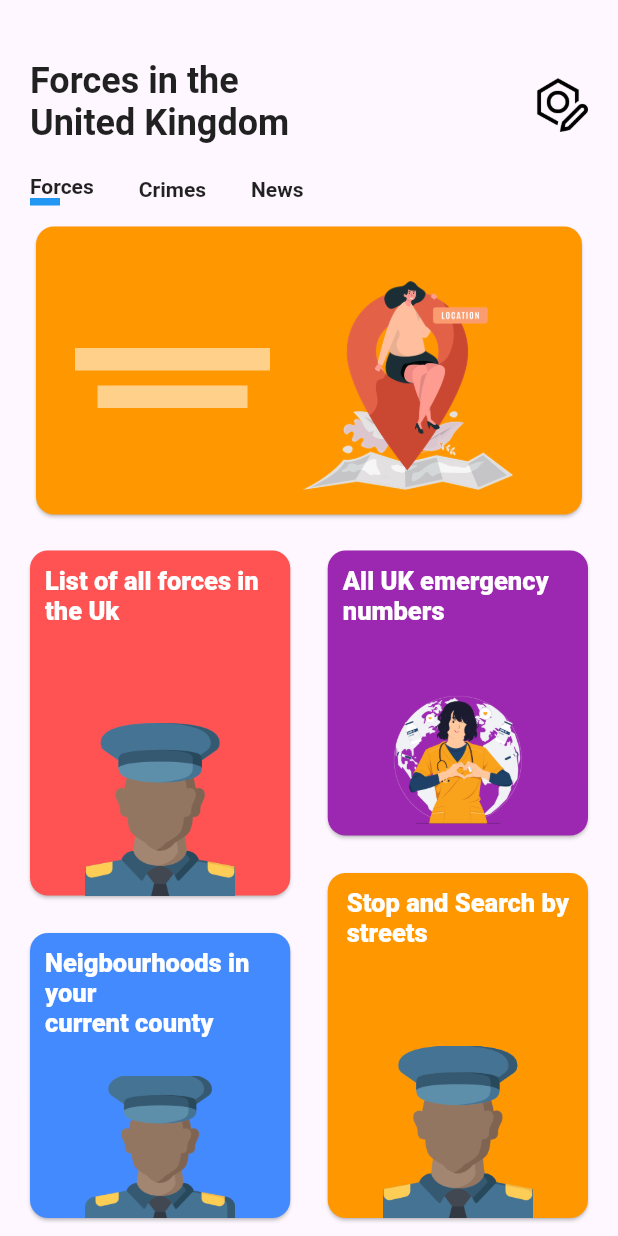
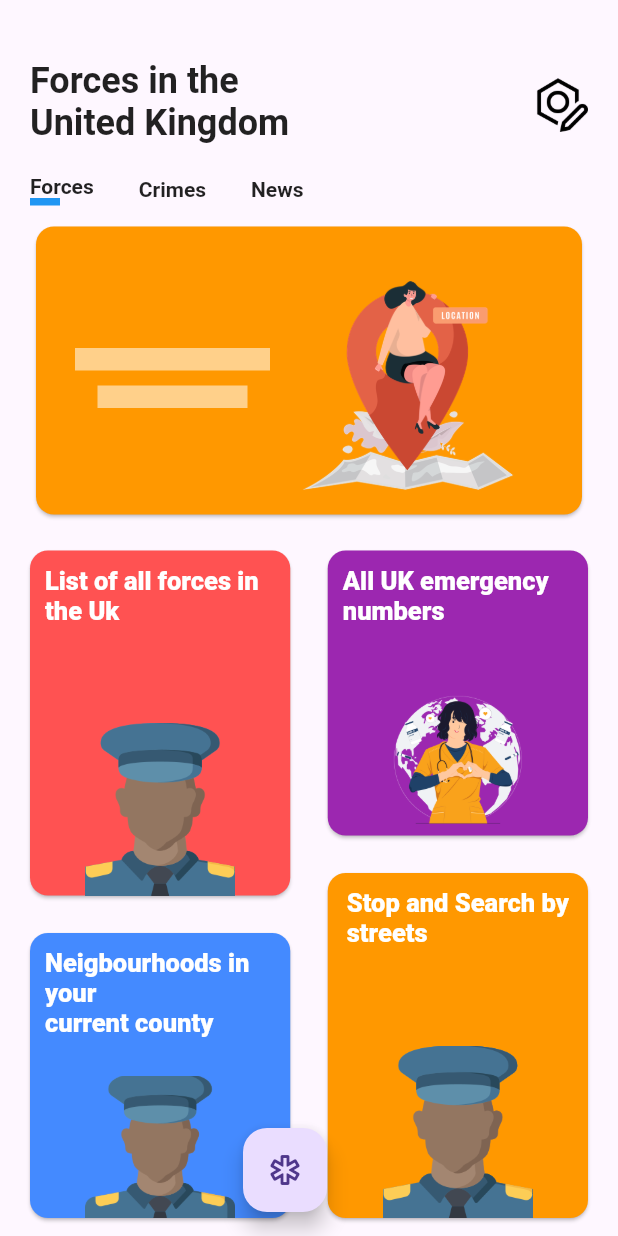
Before and after one commit to devmike01/police, a Flutter app: the screen it shows after launch, on a phone screen of 412 x 824 dp. Run offline on Flutter 3.47's test engine with Material 2 defaults, Android fonts, the light colour scheme and no system bars; our stand-ins replace dio, flutter_bloc, geocoding, geolocator, get_it, google_fonts and 3 more; missing offline and left inert: flutter_phone_direct_caller, month_year_picker, workmanager; Roboto replaces fonts that are missing (Khand).

```diff
--- a/lib/core/injector.dart
+++ b/lib/core/injector.dart
@@ -9,6 +9,7 @@ import '../location/app_geolocator.dart';
 import '../repository/map_repo.dart';
 import '../repository/news_repo.dart';
 import '../repository/police_repository.dart';
+import 'auto_caller.dart';
 
 final getIt = GetIt.instance;
 
@@ -37,4 +38,6 @@ void setup() {
 
   getIt.registerSingleton(MapRepo());
 
+  getIt.registerSingleton(AutoCaller());
+
 }
--- a/lib/core/uk_police_api.dart
+++ b/lib/core/uk_police_api.dart
@@ -3,4 +3,5 @@ class UKPoliceApi{
   static const String newsBaseUrl ="https://newsapi.org/v2";
   static const String newDio ="newDio";
   static const String policeDio ="policeDio";
+  static const String ukEmergencyNumber ="999";
 }
--- a/lib/forces/forces_bloc.dart
+++ b/lib/forces/forces_bloc.dart
@@ -18,10 +18,13 @@ class ForcesBloc extends Bloc<ForcesEvent, ForcesState>{
         final forces = await _repo.getForces();
         var forceList = forces.data;
         if(event.searchText != null){
-          forceList = forceList?.where((element) {
+          final searchedForces = forceList?.where((element) {
             return element.name.toLowerCase()
                 .startsWith(event.searchText?.toLowerCase() ??'');
           }).toList();
+          print("ForcesBloc ===> $searchedForces");
+          return emit(ForcesState(forces: searchedForces,
+              isLoading: false));
         }
 
         if(event.searchText ==""){
--- a/lib/home/home_content.dart
+++ b/lib/home/home_content.dart
@@ -33,7 +33,20 @@ class HomeContent extends StatelessWidget {
     return BlocBuilder<HomeContentBloc, HomeState>(builder: (context, state) {
       String? locality;
       LatLng? latLng;
-      return SizedBox(
+      return   Scaffold(
+        floatingActionButton: Row(
+          mainAxisAlignment: MainAxisAlignment.center,
+          children: [
+            FloatingActionButton(onPressed: (){
+              context.read<HomeContentBloc>().placeEmergencyCall();
+            }, child: Icon(Icons.emergency_outlined),)
+          ],
+        ),
+        body:  SafeArea(
+            child: SingleChildScrollView(
+              child: Padding(
+                padding: EdgeInsets.only(top: 40),
+                child: SizedBox(
                   //height: 500,
                   child: Column(
                     crossAxisAlignment: CrossAxisAlignment.start,
@@ -76,7 +89,10 @@ class HomeContent extends StatelessWidget {
 
                     ],
                   ),
-      );
+                ),
+              ),
+            )),
+      ) ;
     });
   }
 }
--- a/lib/home/home_content_bloc.dart
+++ b/lib/home/home_content_bloc.dart
@@ -6,6 +6,7 @@ import 'package:police/home/page_state.dart';
 import 'package:police/home/top_nav.dart';
 import 'package:police/home/top_nav_pages_event.dart';
 
+import '../core/auto_caller.dart';
 import '../misc/app_icons.dart';
 import '../misc/app_strings.dart';
 import '../repository/police_repository.dart';
@@ -13,6 +14,8 @@ import '../repository/police_repository.dart';
 class HomeContentBloc extends Bloc<TopNavPagesEvent, HomeState>{
 
   final _homeRepository = getIt.get<PoliceRepository>();
+
+  final _directCall = getIt.get<AutoCaller>();
 
   List<TopNav> topBarNavItems = [
     TopNav(true, 0, title: "Forces"),
@@ -58,4 +61,8 @@ class HomeContentBloc extends Bloc<TopNavPagesEvent, HomeState>{
     }
   }
 
+  void placeEmergencyCall(){
+    _directCall.emergencyCall();
+  }
+
 }
--- a/lib/home/home_screen.dart
+++ b/lib/home/home_screen.dart
@@ -4,6 +4,9 @@ import 'package:police/core/location/location_bloc.dart';
 import 'package:police/home/home_content.dart';
 import 'package:police/home/home_content_bloc.dart';
 import 'package:police/news/news_bloc.dart';
+import 'package:url_launcher/url_launcher.dart';
+
+import '../core/uk_police_api.dart';
 
 class HomeScreen extends StatefulWidget{
   const HomeScreen({super.key});
@@ -27,15 +30,7 @@ class HomeScreenState extends State<HomeScreen>{
       BlocProvider(create: (_) => LocationBloc()),
       BlocProvider(create: (_) => NewsBloc()),
     ],
-    child:  const Scaffold(
-      body: SafeArea(
-          child: SingleChildScrollView(
-            child: Padding(
-              padding: EdgeInsets.only(top: 40),
-              child: HomeContent(),
-            ),
-          )),
-    ),);
+    child: const HomeContent(),);
   }
 
 }
--- a/pubspec.yaml
+++ b/pubspec.yaml
@@ -28,6 +28,7 @@ dependencies:
   settings_ui: ^2.0.2
   workmanager: ^0.5.1
   speech_to_text: ^6.3.0
+  flutter_phone_direct_caller: ^2.1.1
 
 dev_dependencies:
   flutter_test:
```
Also changed, not shown: lib/core/auto_caller.dart (added, +11 -0 lines), pubspec.lock, 2 other files. Lines whose indentation alone changed are shown as unchanged.
